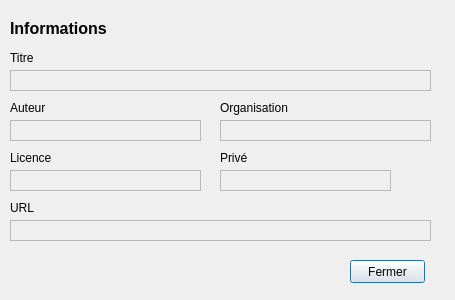
Above: d4c_api_dialog_infos.ui from Riyolait/d4c-extension before the change. Below: the same form after it.
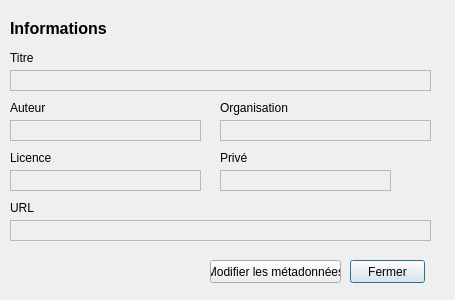
That is the form after the change.

Patch:
```diff
--- a/d4c_api_dialog_infos.ui
+++ b/d4c_api_dialog_infos.ui
@@ -271,6 +271,19 @@
     <bool>true</bool>
    </property>
   </widget>
+  <widget class="QPushButton" name="pushChangeMD">
+   <property name="geometry">
+    <rect>
+     <x>210</x>
+     <y>260</y>
+     <width>131</width>
+     <height>23</height>
+    </rect>
+   </property>
+   <property name="text">
+    <string>Modifier les métadonnées</string>
+   </property>
+  </widget>
  </widget>
  <resources/>
  <connections/>
```
